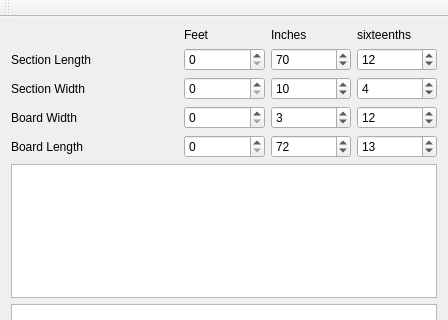
Old version of the form mainwindow.ui in the repository themattkerr/FlooringCalc; both pictures show x 0 to 448 and y 0 to 320 of the 448 by 501 pixel window.
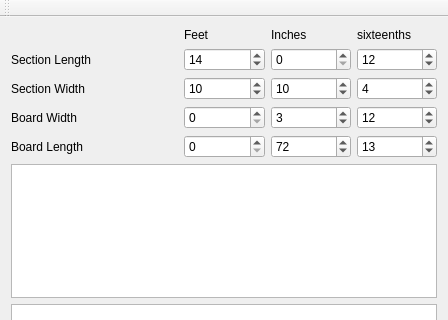
New version of the form.

What changed in the file:
```diff
--- a/mainwindow.ui
+++ b/mainwindow.ui
@@ -122,7 +122,7 @@
     <item row="1" column="3">
      <widget class="QSpinBox" name="SectLenInchesSpinBox">
       <property name="value">
-       <number>70</number>
+       <number>0</number>
       </property>
      </widget>
     </item>
@@ -139,7 +139,7 @@
     <item row="1" column="2">
      <widget class="QSpinBox" name="SectLenFeetSpinBox">
       <property name="value">
-       <number>0</number>
+       <number>14</number>
       </property>
      </widget>
     </item>
@@ -166,7 +166,7 @@
     <item row="2" column="2">
      <widget class="QSpinBox" name="SectionWidthFeetSpinBox">
       <property name="value">
-       <number>0</number>
+       <number>10</number>
       </property>
      </widget>
     </item>
```
